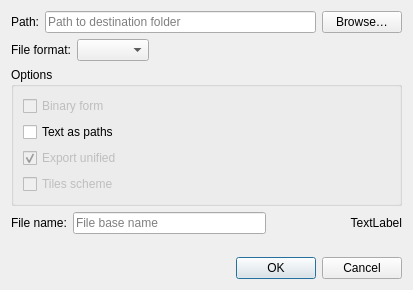
dismine/valentina, file src/app/puzzle/dialogs/dialogsavemanuallayout.ui: the form before one commit.
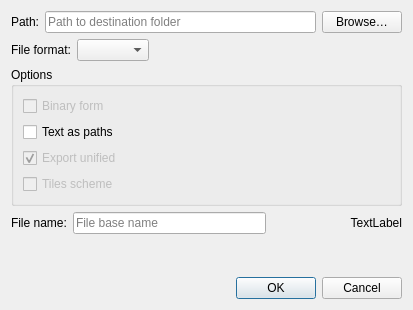
The form after the commit. Icons and pictures are not drawn.

What changed in the file:
```diff
--- a/src/app/puzzle/dialogs/dialogsavemanuallayout.ui
+++ b/src/app/puzzle/dialogs/dialogsavemanuallayout.ui
@@ -7,7 +7,7 @@
     <x>0</x>
     <y>0</y>
     <width>413</width>
-    <height>290</height>
+    <height>310</height>
    </rect>
   </property>
   <property name="windowTitle">
```
Left out of the diff: 10 changed lines with no effect on the pictures.
